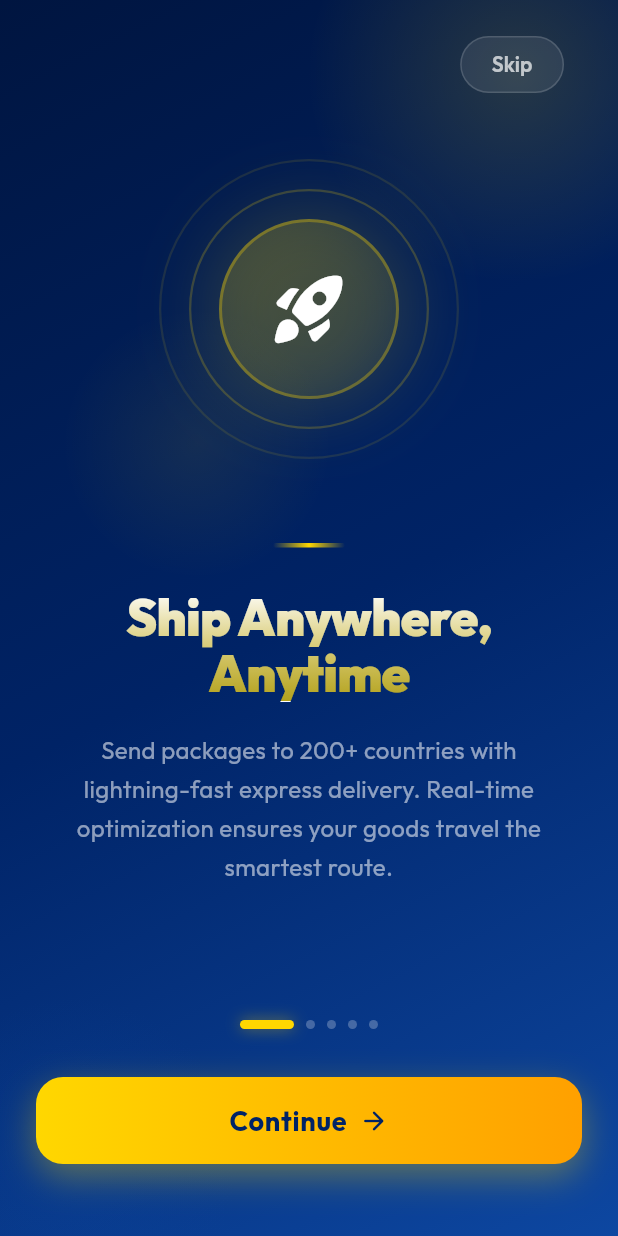
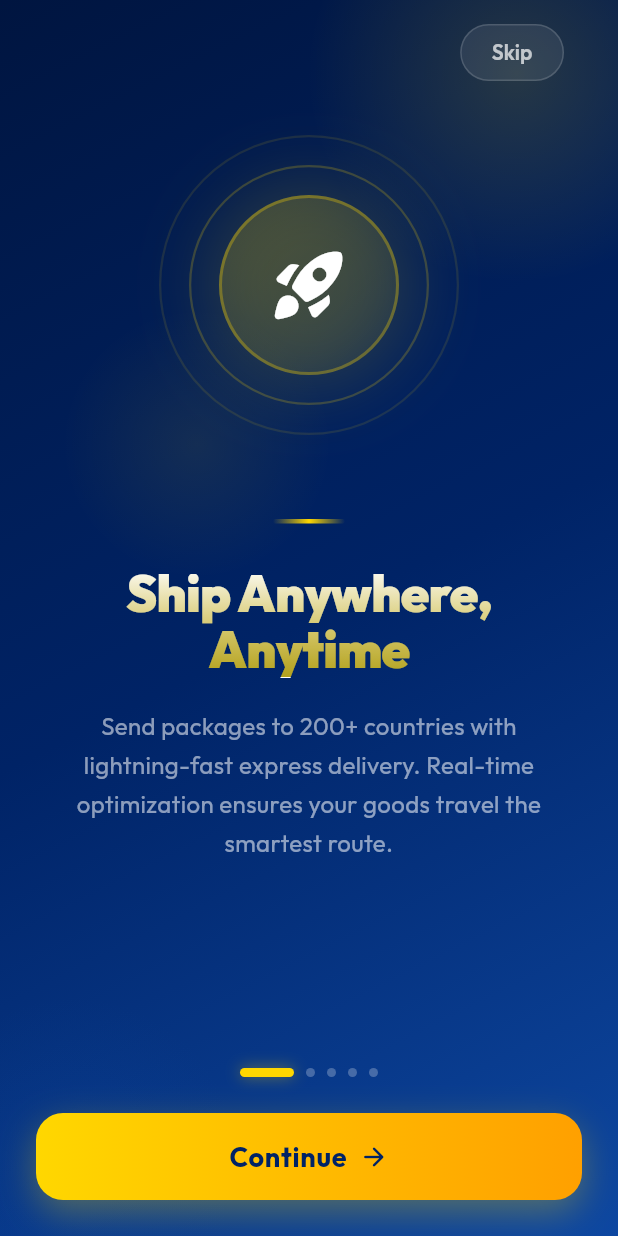
Before and after one commit to Travsify/globalline, a Flutter app: the screen it shows after launch, on a phone screen of 412 x 824 dp. Run offline on Flutter 3.47's test engine with Material 3 defaults, Android fonts, the phone set to English and light mode, and no system bars; our stand-ins replace connectivity_plus, dio, flutter_riverpod, flutter_secure_storage, go_router, google_fonts and 4 more; missing offline and left inert: flutter_paystack_plus, flutter_stripe.

Commit message:
feat: complete phase 10, profile enhancements, and global UI overflow fixes

```diff
--- a/mobile/lib/features/onboarding/presentation/screens/onboarding_screen.dart
+++ b/mobile/lib/features/onboarding/presentation/screens/onboarding_screen.dart
@@ -186,7 +186,7 @@ class _OnboardingScreenState extends State<OnboardingScreen>
                 // Skip button
                 Padding(
                   padding:
-                      const EdgeInsets.symmetric(horizontal: 24, vertical: 16),
+                      const EdgeInsets.symmetric(horizontal: 24, vertical: 8),
                   child: Row(
                     mainAxisAlignment: MainAxisAlignment.end,
                     children: [
@@ -232,9 +232,12 @@ class _OnboardingScreenState extends State<OnboardingScreen>
                 ),
 
                 // Bottom controls
-                Padding(
-                  padding: const EdgeInsets.fromLTRB(24, 0, 24, 48),
+                SafeArea(
+                  top: false,
+                  child: Padding(
+                    padding: const EdgeInsets.fromLTRB(24, 0, 24, 24),
                     child: Column(
+                      mainAxisSize: MainAxisSize.min,
                       children: [
                         // Page indicators
                         Row(
@@ -265,8 +268,7 @@ class _OnboardingScreenState extends State<OnboardingScreen>
                               ),
                             ),
                           ),
-                      const SizedBox(height: 32),
-
+                        const SizedBox(height: 24),
                         // CTA Button
                         SizedBox(
                           width: double.infinity,
@@ -279,8 +281,7 @@ class _OnboardingScreenState extends State<OnboardingScreen>
                               ),
                               boxShadow: [
                                 BoxShadow(
-                                color:
-                                    const Color(0xFFFFD700).withOpacity(0.35),
+                                  color: const Color(0xFFFFD700).withOpacity(0.3),
                                   blurRadius: 20,
                                   offset: const Offset(0, 8),
                                 ),
@@ -329,6 +330,7 @@ class _OnboardingScreenState extends State<OnboardingScreen>
                           ),
                         ),
                       ],
+                    ),
                   ),
                 ),
               ],
--- a/mobile/lib/features/profile/presentation/screens/change_password_screen.dart
+++ b/mobile/lib/features/profile/presentation/screens/change_password_screen.dart
@@ -57,7 +57,8 @@ class _ChangePasswordScreenState extends ConsumerState<ChangePasswordScreen> {
         padding: const EdgeInsets.all(16.0),
         child: Form(
           key: _formKey,
-          child: Column(
+          child: SingleChildScrollView(
+            child: Column(
             children: [
               if (state.error != null)
                 Padding(
```
Lines whose indentation alone changed are shown as unchanged.
